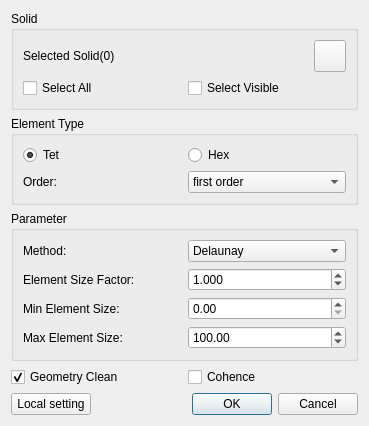
DISOGitHub/FastCAE, file Code/Gmsh/DialogSolidMesh.ui: the form before one commit.
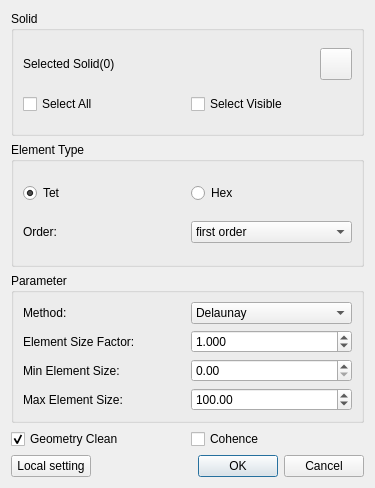
The form after the commit. Icons and pictures are not drawn.

```diff
--- a/Code/Gmsh/DialogSolidMesh.ui
+++ b/Code/Gmsh/DialogSolidMesh.ui
@@ -6,14 +6,79 @@
    <rect>
     <x>0</x>
     <y>0</y>
-    <width>369</width>
-    <height>422</height>
+    <width>375</width>
+    <height>488</height>
    </rect>
   </property>
   <property name="windowTitle">
    <string>Solid Mesh</string>
   </property>
-  <layout class="QGridLayout" name="gridLayout_5">
+  <layout class="QGridLayout" name="gridLayout_6">
+   <item row="0" column="0">
+    <widget class="QGroupBox" name="groupBox">
+     <property name="title">
+      <string>Solid</string>
+     </property>
+     <layout class="QGridLayout" name="gridLayout">
+      <item row="1" column="0" colspan="2">
+       <layout class="QHBoxLayout" name="horizontalLayout_10">
+        <item>
+         <widget class="QCheckBox" name="selectall">
+          <property name="text">
+           <string>Select All</string>
+          </property>
+         </widget>
+        </item>
+        <item>
+         <widget class="QCheckBox" name="selectvisible">
+          <property name="text">
+           <string>Select Visible</string>
+          </property>
+         </widget>
+        </item>
+       </layout>
+      </item>
+      <item row="0" column="0">
+       <widget class="QLabel" name="planelabel">
+        <property name="text">
+         <string>Selected Solid(0)</string>
+        </property>
+       </widget>
+      </item>
+      <item row="0" column="1">
+       <widget class="QPushButton" name="geoSelectSurface">
+        <property name="sizePolicy">
+         <sizepolicy hsizetype="Minimum" vsizetype="Minimum">
+          <horstretch>0</horstretch>
+          <verstretch>0</verstretch>
+         </sizepolicy>
+        </property>
+        <property name="minimumSize">
+         <size>
+          <width>32</width>
+          <height>32</height>
+         </size>
+        </property>
+        <property name="maximumSize">
+         <size>
+          <width>32</width>
+          <height>32</height>
+         </size>
+        </property>
+        <property name="styleSheet">
+         <string notr="true">background-image: url(:/QUI/geometry/selectface.png);</string>
+        </property>
+        <property name="text">
+         <string/>
+        </property>
+        <property name="checkable">
+         <bool>true</bool>
+        </property>
+       </widget>
+      </item>
+     </layout>
+    </widget>
+   </item>
    <item row="3" column="0">
     <layout class="QHBoxLayout" name="horizontalLayout_8">
      <item>
@@ -270,71 +335,6 @@
      </layout>
     </widget>
    </item>
-   <item row="0" column="0">
-    <widget class="QGroupBox" name="groupBox">
-     <property name="title">
-      <string>Solid</string>
-     </property>
-     <layout class="QGridLayout" name="gridLayout">
-      <item row="1" column="0" colspan="2">
-       <layout class="QHBoxLayout" name="horizontalLayout_10">
-        <item>
-         <widget class="QCheckBox" name="selectall">
-          <property name="text">
-           <string>Select All</string>
-          </property>
-         </widget>
-        </item>
-        <item>
-         <widget class="QCheckBox" name="selectvisible">
-          <property name="text">
-           <string>Select Visible</string>
-          </property>
-         </widget>
-        </item>
-       </layout>
-      </item>
-      <item row="0" column="0">
-       <widget class="QLabel" name="planelabel">
-        <property name="text">
-         <string>Selected Solid(0)</string>
-        </property>
-       </widget>
-      </item>
-      <item row="0" column="1">
-       <widget class="QPushButton" name="geoSelectSurface">
-        <property name="sizePolicy">
-         <sizepolicy hsizetype="Minimum" vsizetype="Minimum">
-          <horstretch>0</horstretch>
-          <verstretch>0</verstretch>
-         </sizepolicy>
-        </property>
-        <property name="minimumSize">
-         <size>
-          <width>32</width>
-          <height>32</height>
-         </size>
-        </property>
-        <property name="maximumSize">
-         <size>
-          <width>32</width>
-          <height>32</height>
-         </size>
-        </property>
-        <property name="styleSheet">
-         <string notr="true">background-image: url(:/QUI/geometry/selectface.png);</string>
-        </property>
-        <property name="text">
-         <string/>
-        </property>
-        <property name="checkable">
-         <bool>true</bool>
-        </property>
-       </widget>
-      </item>
-     </layout>
-    </widget>
-   </item>
   </layout>
  </widget>
  <resources>
```
